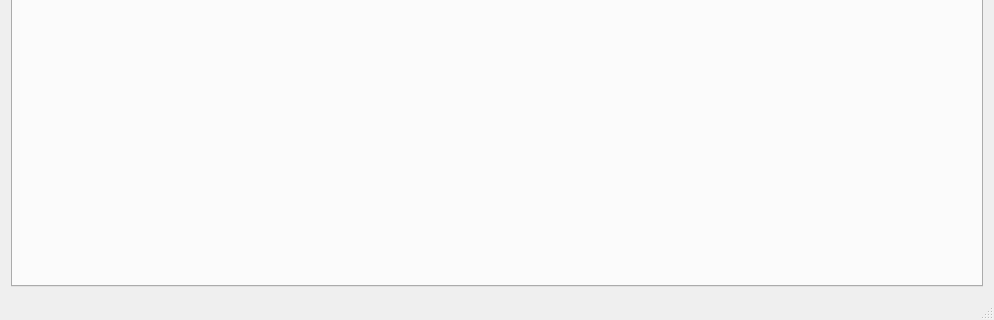
Qt form mainwindow.ui (rezy91/TestBoard785) before a commit; both pictures show x 0 to 994 and y 473 to 793 of the 994 by 793 pixel window.
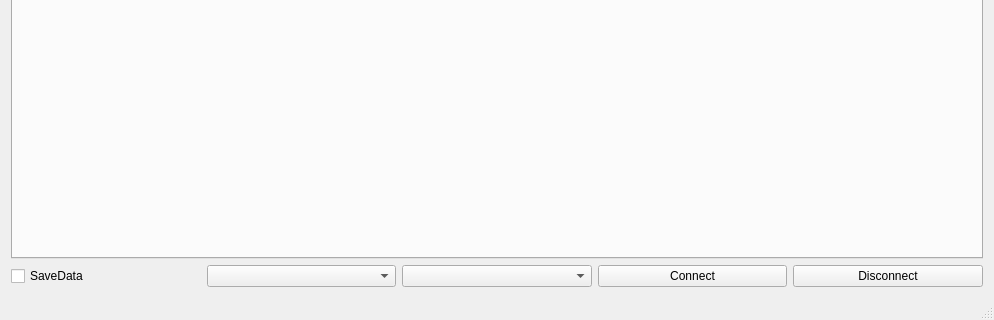
The same form after that commit. The open tabs and pages were chosen to show the change.

The edit to the form file:
```diff
--- a/mainwindow.ui
+++ b/mainwindow.ui
@@ -82,6 +82,40 @@
       </widget>
      </widget>
     </item>
+    <item row="1" column="0">
+     <layout class="QHBoxLayout" name="horizontalLayout">
+      <property name="bottomMargin">
+       <number>0</number>
+      </property>
+      <item>
+       <widget class="QCheckBox" name="checkBox">
+        <property name="text">
+         <string>SaveData</string>
+        </property>
+       </widget>
+      </item>
+      <item>
+       <widget class="QComboBox" name="comboBox"/>
+      </item>
+      <item>
+       <widget class="QComboBox" name="comboBox_2"/>
+      </item>
+      <item>
+       <widget class="QPushButton" name="pushButton">
+        <property name="text">
+         <string>Connect</string>
+        </property>
+       </widget>
+      </item>
+      <item>
+       <widget class="QPushButton" name="pushButton_2">
+        <property name="text">
+         <string>Disconnect</string>
+        </property>
+       </widget>
+      </item>
+     </layout>
+    </item>
    </layout>
   </widget>
   <widget class="QStatusBar" name="statusBar"/>
```
Left out of the diff: 6 changed lines with no effect on the pictures.
